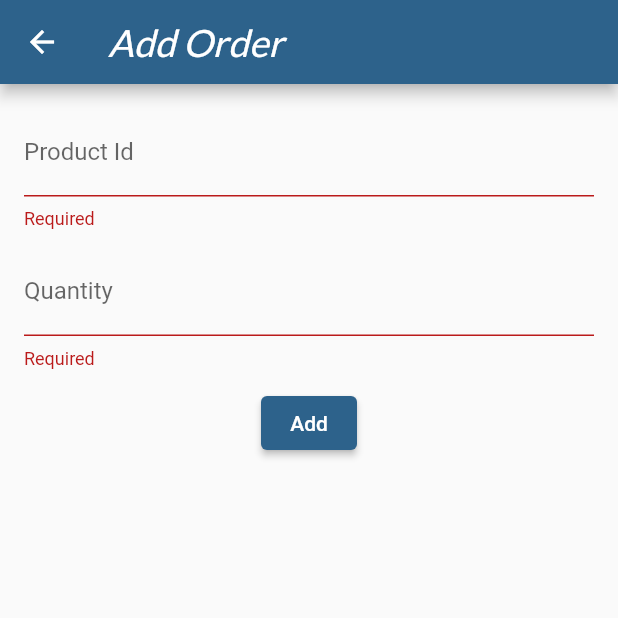
After one commit to Murtaza72/inventory-frontend, a Flutter app: the AddOrderScreen screen opened by its route, after a tap on "Add", on a phone screen of 412 x 824 dp, the top half of it. The commit adds this screen. Run offline on Flutter 3.47's test engine with Material 3 defaults, Android fonts, the phone set to English and light mode, and no system bars; network calls fail.

Commit message:
Features implemented product and order screen and the associated functionality with them

```diff
--- a/lib/providers/order.dart
+++ b/lib/providers/order.dart
@@ -1,7 +1,6 @@
 import 'dart:convert';
 import 'package:flutter/material.dart';
 import 'package:http/http.dart' as http;
-import 'package:shop/providers/auth.dart';
 
 class ProdItem {
   final int productId;
@@ -29,9 +28,20 @@ class OrderItem {
         id: e["id"],
         orderNumber: e["order_number"],
         totalAmount: e["total_amount"],
-        items: e["items"]);
+        items: toProdItemList(e["items"]));
 
     return item;
+  }
+
+  static List<ProdItem> toProdItemList(dynamic e) {
+    final items = e
+        .map<ProdItem>((elem) => ProdItem(
+            productId: elem["product_id"],
+            quantity: elem["quantity"],
+            price: elem["price"]))
+        .toList();
+
+    return items;
   }
 }
 
@@ -42,6 +52,8 @@ class OrderProvider extends ChangeNotifier {
 
   bool get isLoading => _isLoading;
   bool get isInitialized => _initialized;
+
+  List<OrderItem> get getItems => [...items];
 
   void fetchAllProduct() async {
     if (_initialized) return;
--- /dev/null
+++ b/lib/screens/add_order_screen.dart
@@ -0,0 +1,51 @@
+import 'package:flutter/material.dart';
+
+class AddOrderScreen extends StatefulWidget {
+  static String routeName = "/add-order";
+
+  @override
+  State<AddOrderScreen> createState() => _AddOrderScreenState();
+}
+
+class _AddOrderScreenState extends State<AddOrderScreen> {
+  final _key = GlobalKey<FormState>();
+  final _name = TextEditingController();
+  final _quantity = TextEditingController();
+
+  void _submit() {
+    if (!_key.currentState!.validate()) return;
+  }
+
+  @override
+  Widget build(BuildContext context) {
+    return Scaffold(
+      appBar: AppBar(
+        title: Text("Add Order"),
+      ),
+      body: SingleChildScrollView(
+        padding: const EdgeInsets.all(16),
+        child: Form(
+          key: _key,
+          child: Column(children: [
+            TextFormField(
+                controller: _name,
+                decoration: const InputDecoration(labelText: 'Product Id'),
+                validator: (v) => v == null || v.isEmpty ? 'Required' : null),
+            const SizedBox(height: 12),
+            TextFormField(
+                controller: _quantity,
+                decoration: const InputDecoration(labelText: 'Quantity'),
+                validator: (v) => v == null || v.isEmpty ? 'Required' : null),
+            const SizedBox(height: 12),
+            ElevatedButton(
+              onPressed: () {
+                _submit();
+              },
+              child: Text('Add'),
+            ),
+          ]),
+        ),
+      ),
+    );
+  }
+}
--- /dev/null
+++ b/lib/screens/edit_product_screen.dart
@@ -0,0 +1,14 @@
+import 'package:flutter/material.dart';
+
+class EditProductScreen extends StatelessWidget {
+  static String routeName = "/edit-product";
+
+  @override
+  Widget build(BuildContext context) {
+    return Scaffold(
+      appBar: AppBar(
+        title: Text("Edit Product"),
+      ),
+    );
+  }
+}
--- a/lib/widgets/main_drawer.dart
+++ b/lib/widgets/main_drawer.dart
@@ -38,8 +38,8 @@ class MainDrawer extends StatelessWidget {
           ),
           Divider(),
           ListTile(
-            leading: Icon(Icons.security),
-            title: Text("Auth"),
+            leading: Icon(Icons.exit_to_app),
+            title: Text("Logout"),
             onTap: () => Navigator.of(context)
                 .pushReplacementNamed(AuthTabScreen.routeName),
           ),
```
Also changed, not shown: lib/main.dart (+9 -1 lines), lib/providers/product.dart (+15 -0 lines), lib/screens/add_product_screen.dart (added, +98 -0 lines), lib/screens/order_screen.dart (+18 -2 lines), lib/screens/product_detail_screen.dart (added, +19 -0 lines), lib/screens/product_screen.dart (+18 -2 lines), lib/widgets/order_card.dart (added, +73 -0 lines), lib/widgets/product_card.dart (added, +141 -0 lines).
